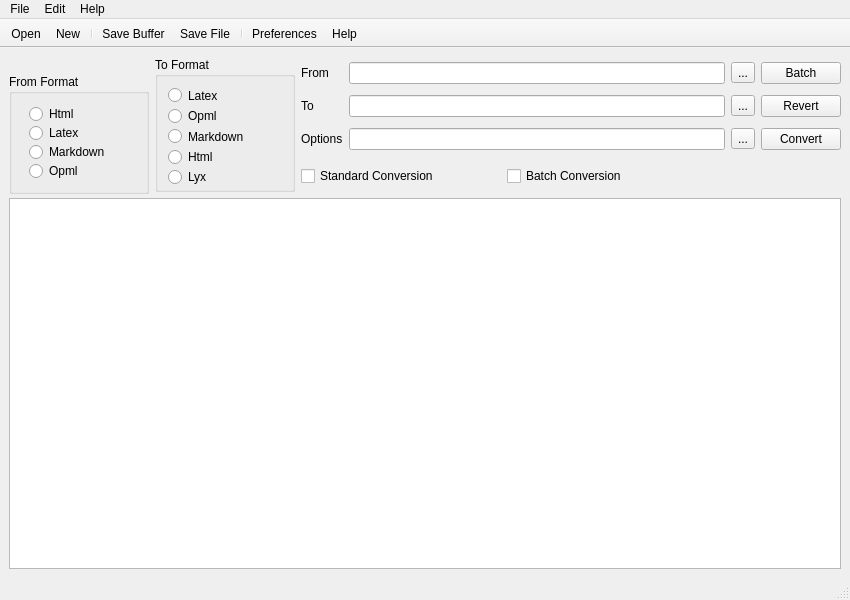
Old version of the form source/gui/panconvert_gui.ui in the repository apaeffgen/PanConvert.
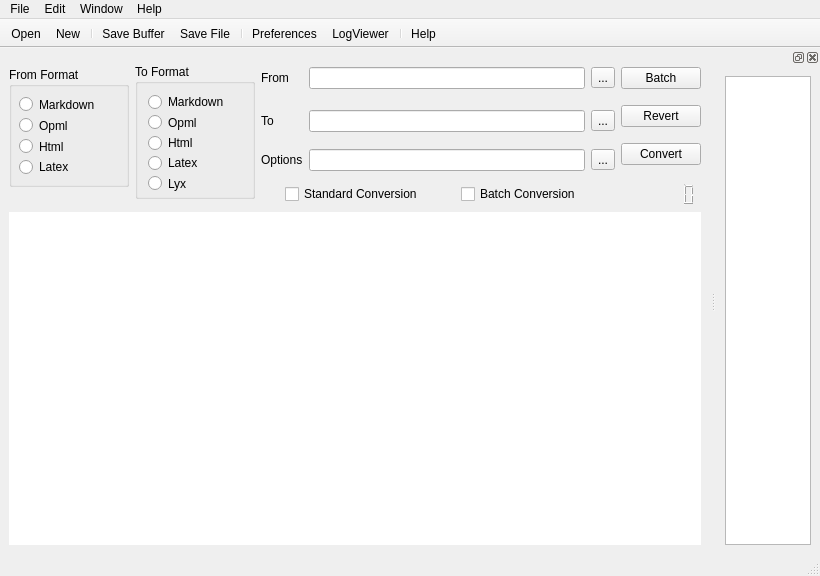
New version of the form. Icons and pictures are not drawn.

Patch:
```diff
--- a/source/gui/panconvert_gui.ui
+++ b/source/gui/panconvert_gui.ui
@@ -6,14 +6,26 @@
    <rect>
     <x>0</x>
     <y>0</y>
-    <width>850</width>
-    <height>600</height>
+    <width>820</width>
+    <height>576</height>
    </rect>
   </property>
+  <property name="sizePolicy">
+   <sizepolicy hsizetype="Minimum" vsizetype="Minimum">
+    <horstretch>0</horstretch>
+    <verstretch>0</verstretch>
+   </sizepolicy>
+  </property>
   <property name="minimumSize">
    <size>
-    <width>850</width>
-    <height>600</height>
+    <width>820</width>
+    <height>550</height>
+   </size>
+  </property>
+  <property name="baseSize">
+   <size>
+    <width>760</width>
+    <height>550</height>
    </size>
   </property>
   <property name="windowTitle">
@@ -47,59 +59,38 @@
    <property name="mouseTracking">
     <bool>false</bool>
    </property>
-   <layout class="QGridLayout" name="gridLayout_3">
-    <item row="0" column="0" rowspan="2">
+   <layout class="QGridLayout" name="gridLayout_4">
+    <item row="0" column="0">
+     <layout class="QGridLayout" name="gridLayout_2">
+      <item row="0" column="0" rowspan="3">
      <widget class="QGroupBox" name="BoxFromFormat">
       <property name="minimumSize">
        <size>
-        <width>140</width>
+          <width>120</width>
         <height>120</height>
        </size>
       </property>
       <property name="maximumSize">
        <size>
-        <width>140</width>
+          <width>120</width>
         <height>100</height>
        </size>
       </property>
       <property name="title">
        <string>From Format</string>
       </property>
-      <widget class="QRadioButton" name="ButtonFromHtml">
+        <widget class="QWidget" name="">
        <property name="geometry">
         <rect>
-         <x>20</x>
+           <x>10</x>
          <y>30</y>
-         <width>56</width>
-         <height>20</height>
-        </rect>
-       </property>
-       <property name="text">
-        <string>Html</string>
-       </property>
-      </widget>
-      <widget class="QRadioButton" name="ButtonFromLatex">
-       <property name="geometry">
-        <rect>
-         <x>20</x>
-         <y>49</y>
-         <width>60</width>
-         <height>20</height>
-        </rect>
-       </property>
-       <property name="text">
-        <string>Latex</string>
-       </property>
-      </widget>
+           <width>92</width>
+           <height>77</height>
+          </rect>
+         </property>
+         <layout class="QVBoxLayout" name="verticalLayout">
+          <item>
       <widget class="QRadioButton" name="ButtonFromMarkdown">
-       <property name="geometry">
-        <rect>
-         <x>20</x>
-         <y>68</y>
-         <width>91</width>
-         <height>20</height>
-        </rect>
-       </property>
        <property name="text">
         <string>Markdown</string>
        </property>
@@ -107,15 +98,9 @@
         <bool>false</bool>
        </property>
       </widget>
+          </item>
+          <item>
       <widget class="QRadioButton" name="ButtonFromOpml">
-       <property name="geometry">
-        <rect>
-         <x>20</x>
-         <y>87</y>
-         <width>60</width>
-         <height>20</height>
-        </rect>
-       </property>
        <property name="text">
         <string>Opml</string>
        </property>
@@ -126,13 +111,30 @@
         <bool>false</bool>
        </property>
       </widget>
-     </widget>
-    </item>
-    <item row="0" column="1" rowspan="2">
+          </item>
+          <item>
+           <widget class="QRadioButton" name="ButtonFromHtml">
+            <property name="text">
+             <string>Html</string>
+            </property>
+           </widget>
+          </item>
+          <item>
+           <widget class="QRadioButton" name="ButtonFromLatex">
+            <property name="text">
+             <string>Latex</string>
+            </property>
+           </widget>
+          </item>
+         </layout>
+        </widget>
+       </widget>
+      </item>
+      <item row="0" column="1" rowspan="4">
      <widget class="QGroupBox" name="BoxToFormat">
       <property name="minimumSize">
        <size>
-        <width>140</width>
+          <width>120</width>
         <height>135</height>
        </size>
       </property>
@@ -145,7 +147,7 @@
       <property name="title">
        <string>To Format</string>
       </property>
-      <widget class="QWidget" name="layoutWidget">
+        <widget class="QWidget" name="">
        <property name="geometry">
         <rect>
          <x>13</x>
@@ -155,33 +157,6 @@
         </rect>
        </property>
        <layout class="QGridLayout" name="gridLayout">
-        <item row="0" column="0">
-         <widget class="QRadioButton" name="ButtonToLatex">
-          <property name="text">
-           <string>Latex</string>
-          </property>
-         </widget>
-        </item>
-        <item row="1" column="0">
-         <widget class="QRadioButton" name="ButtonToOpml">
-          <property name="text">
-           <string>Opml</string>
-          </property>
-         </widget>
-        </item>
-        <item row="2" column="0">
-         <widget class="QRadioButton" name="ButtonToMarkdown">
-          <property name="text">
-           <string>Markdown</string>
-          </property>
-          <property name="checkable">
-           <bool>true</bool>
-          </property>
-          <property name="checked">
-           <bool>false</bool>
-          </property>
-         </widget>
-        </item>
         <item row="3" column="0">
          <widget class="QRadioButton" name="ButtonToHtml">
           <property name="text">
@@ -192,82 +167,62 @@
           </property>
          </widget>
         </item>
-        <item row="4" column="0">
+          <item row="1" column="0">
+           <widget class="QRadioButton" name="ButtonToMarkdown">
+            <property name="text">
+             <string>Markdown</string>
+            </property>
+            <property name="checkable">
+             <bool>true</bool>
+            </property>
+            <property name="checked">
+             <bool>false</bool>
+            </property>
+           </widget>
+          </item>
+          <item row="2" column="0">
+           <widget class="QRadioButton" name="ButtonToOpml">
+            <property name="text">
+             <string>Opml</string>
+            </property>
+           </widget>
+          </item>
+          <item row="5" column="0">
          <widget class="QRadioButton" name="ButtonToLyx">
           <property name="text">
            <string>Lyx</string>
           </property>
          </widget>
         </item>
+          <item row="4" column="0">
+           <widget class="QRadioButton" name="ButtonToLatex">
+            <property name="text">
+             <string>Latex</string>
+            </property>
+           </widget>
+          </item>
        </layout>
       </widget>
      </widget>
     </item>
-    <item row="0" column="2">
-     <layout class="QGridLayout" name="gridLayout_2">
-      <item row="3" column="0">
-       <widget class="QLabel" name="label">
-        <property name="text">
-         <string>Options</string>
-        </property>
-       </widget>
-      </item>
-      <item row="3" column="1">
-       <widget class="QLineEdit" name="ExtraParameter">
-        <property name="toolTip">
-         <string extracomment="Input extra Parameter"/>
-        </property>
-        <property name="text">
-         <string/>
-        </property>
-        <property name="clearButtonEnabled">
-         <bool>true</bool>
-        </property>
-       </widget>
-      </item>
-      <item row="0" column="2">
-       <widget class="QToolButton" name="ButtonFromFormat">
-        <property name="text">
-         <string>...</string>
-        </property>
-       </widget>
-      </item>
-      <item row="1" column="2">
-       <widget class="QToolButton" name="ButtonToFormat">
-        <property name="text">
-         <string>...</string>
-        </property>
-       </widget>
-      </item>
-      <item row="3" column="2">
-       <widget class="QToolButton" name="ButtonOptions">
-        <property name="text">
-         <string>...</string>
-        </property>
-       </widget>
-      </item>
-      <item row="0" column="1">
-       <widget class="QLineEdit" name="FromParameter">
-        <property name="inputMask">
-         <string/>
-        </property>
-        <property name="text">
-         <string/>
-        </property>
-        <property name="clearButtonEnabled">
-         <bool>true</bool>
-        </property>
-       </widget>
-      </item>
-      <item row="0" column="0">
+      <item row="0" column="2" colspan="2">
        <widget class="QLabel" name="labelFromBox">
+        <property name="maximumSize">
+         <size>
+          <width>40</width>
+          <height>16777215</height>
+         </size>
+        </property>
         <property name="text">
          <string>From</string>
         </property>
        </widget>
       </item>
-      <item row="1" column="1">
-       <widget class="QLineEdit" name="ToParameter">
+      <item row="0" column="4">
+       <widget class="QLineEdit" name="FromParameter">
+        <property name="inputMask">
+         <string/>
+        </property>
         <property name="text">
          <string/>
         </property>
@@ -276,16 +231,14 @@
         </property>
        </widget>
       </item>
-      <item row="1" column="0">
-       <widget class="QLabel" name="labelToBox">
+      <item row="0" column="5">
+       <widget class="QToolButton" name="ButtonFromFormat">
         <property name="text">
-         <string>To</string>
+         <string>...</string>
         </property>
        </widget>
       </item>
-     </layout>
-    </item>
-    <item row="0" column="3">
+      <item row="0" column="6" rowspan="3">
      <layout class="QVBoxLayout" name="verticalLayout_3">
       <item>
        <widget class="QPushButton" name="ButtonBatch">
@@ -317,9 +270,80 @@
      </layout>
     </item>
     <item row="1" column="2">
+       <widget class="QLabel" name="labelToBox">
+        <property name="maximumSize">
+         <size>
+          <width>40</width>
+          <height>16777215</height>
+         </size>
+        </property>
+        <property name="text">
+         <string>To</string>
+        </property>
+       </widget>
+      </item>
+      <item row="1" column="4">
+       <widget class="QLineEdit" name="ToParameter">
+        <property name="text">
+         <string/>
+        </property>
+        <property name="clearButtonEnabled">
+         <bool>true</bool>
+        </property>
+       </widget>
+      </item>
+      <item row="1" column="5">
+       <widget class="QToolButton" name="ButtonToFormat">
+        <property name="text">
+         <string>...</string>
+        </property>
+       </widget>
+      </item>
+      <item row="2" column="2" colspan="2">
+       <widget class="QLabel" name="label">
+        <property name="text">
+         <string>Options</string>
+        </property>
+       </widget>
+      </item>
+      <item row="2" column="4">
+       <widget class="QLineEdit" name="ExtraParameter">
+        <property name="toolTip">
+         <string extracomment="Input extra Parameter"/>
+        </property>
+        <property name="text">
+         <string/>
+        </property>
+        <property name="clearButtonEnabled">
+         <bool>true</bool>
+        </property>
+       </widget>
+      </item>
+      <item row="2" column="5">
+       <widget class="QToolButton" name="ButtonOptions">
+        <property name="text">
+         <string>...</string>
+        </property>
+       </widget>
+      </item>
+      <item row="3" column="3" colspan="4">
+       <layout class="QHBoxLayout" name="horizontalLayout_2">
+        <item>
      <layout class="QHBoxLayout" name="horizontalLayout">
       <item>
        <widget class="QCheckBox" name="StandardConversion">
+            <property name="sizePolicy">
+             <sizepolicy hsizetype="Fixed" vsizetype="Fixed">
+              <horstretch>0</horstretch>
+              <verstretch>0</verstretch>
+             </sizepolicy>
+            </property>
+            <property name="minimumSize">
+             <size>
+              <width>175</width>
+              <height>0</height>
+             </size>
+            </property>
         <property name="maximumSize">
          <size>
           <width>200</width>
@@ -339,6 +363,12 @@
       </item>
       <item>
        <widget class="QCheckBox" name="BatchConversion">
+            <property name="minimumSize">
+             <size>
+              <width>175</width>
+              <height>0</height>
+             </size>
+            </property>
         <property name="text">
          <string>Batch Conversion</string>
         </property>
@@ -346,8 +376,44 @@
       </item>
      </layout>
     </item>
-    <item row="2" column="0" colspan="4">
-     <widget class="QPlainTextEdit" name="editor_window"/>
+        <item>
+         <widget class="QLCDNumber" name="MessageNumber">
+          <property name="toolTip">
+           <string comment="New Log Messages"/>
+          </property>
+          <property name="accessibleName">
+           <string>New Messages</string>
+          </property>
+          <property name="frameShape">
+           <enum>QFrame::NoFrame</enum>
+          </property>
+          <property name="frameShadow">
+           <enum>QFrame::Plain</enum>
+          </property>
+         </widget>
+        </item>
+       </layout>
+      </item>
+      <item row="4" column="0" colspan="7">
+       <widget class="QPlainTextEdit" name="editor_window">
+        <property name="minimumSize">
+         <size>
+          <width>0</width>
+          <height>120</height>
+         </size>
+        </property>
+        <property name="baseSize">
+         <size>
+          <width>0</width>
+          <height>266</height>
+         </size>
+        </property>
+        <property name="frameShape">
+         <enum>QFrame::NoFrame</enum>
+        </property>
+       </widget>
+      </item>
+     </layout>
     </item>
    </layout>
   </widget>
@@ -356,7 +422,7 @@
     <rect>
      <x>0</x>
      <y>0</y>
-     <width>850</width>
+     <width>820</width>
      <height>22</height>
     </rect>
    </property>
@@ -392,8 +458,20 @@
     <addaction name="actionUndo"/>
     <addaction name="actionSearch"/>
    </widget>
+   <widget class="QMenu" name="menuWindow">
+    <property name="title">
+     <string>Window</string>
+    </property>
+    <addaction name="actionLogViewer"/>
+    <addaction name="separator"/>
+    <addaction name="actionAbove"/>
+    <addaction name="actionBelow"/>
+    <addaction name="actionLeft"/>
+    <addaction name="actionRight"/>
+   </widget>
    <addaction name="menuFile"/>
    <addaction name="menuEdit_2"/>
+   <addaction name="menuWindow"/>
    <addaction name="menuExtras"/>
   </widget>
   <widget class="QStatusBar" name="statusbar"/>
@@ -423,8 +501,34 @@
    <addaction name="actionSave_AS"/>
    <addaction name="separator"/>
    <addaction name="actionPreferences"/>
+   <addaction name="actionLogViewer"/>
+   <addaction name="separator"/>
    <addaction name="actionHelp"/>
   </widget>
+  <widget class="QDockWidget" name="dockLogWindow">
+   <property name="minimumSize">
+    <size>
+     <width>102</width>
+     <height>124</height>
+    </size>
+   </property>
+   <property name="floating">
+    <bool>true</bool>
+   </property>
+   <property name="allowedAreas">
+    <set>Qt::AllDockWidgetAreas</set>
+   </property>
+   <attribute name="dockWidgetArea">
+    <number>2</number>
+   </attribute>
+   <widget class="QWidget" name="logWindow">
+    <layout class="QGridLayout" name="gridLayout_3">
+     <item row="0" column="0">
+      <widget class="QPlainTextEdit" name="logBrowser"/>
+     </item>
+    </layout>
+   </widget>
+  </widget>
   <action name="actionSave">
    <property name="icon">
     <iconset resource="icons.qrc">
@@ -582,6 +686,35 @@
     <string>Search</string>
    </property>
   </action>
+  <action name="actionLogViewer">
+   <property name="icon">
+    <iconset resource="icons.qrc">
+     <normaloff>:/icons/opml</normaloff>:/icons/opml</iconset>
+   </property>
+   <property name="text">
+    <string>LogViewer</string>
+   </property>
+  </action>
+  <action name="actionAbove">
+   <property name="text">
+    <string>Position Above</string>
+   </property>
+  </action>
+  <action name="actionBelow">
+   <property name="text">
+    <string>Position Below</string>
+   </property>
+  </action>
+  <action name="actionLeft">
+   <property name="text">
+    <string>Position Left</string>
+   </property>
+  </action>
+  <action name="actionRight">
+   <property name="text">
+    <string>Position Right</string>
+   </property>
+  </action>
  </widget>
  <resources>
   <include location="icons.qrc"/>
```
Left out of the diff: 3 changed lines with no effect on the pictures. Lines whose indentation alone changed are shown as unchanged.
